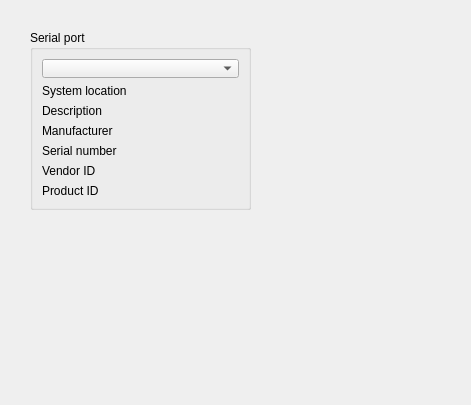
Qt form setupdialog.ui (WiseLord/ampcontrol) before a commit.
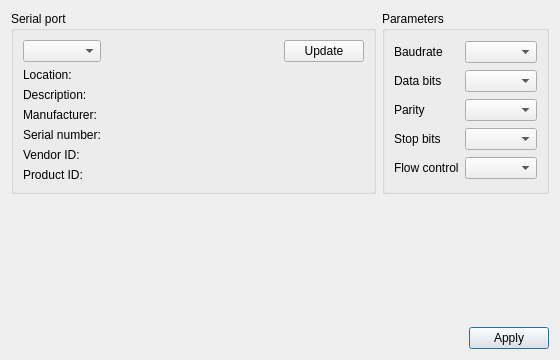
The same form after that commit.

Commit message: Setup port properties

What changed in the file:
```diff
--- a/setupdialog.ui
+++ b/setupdialog.ui
@@ -6,73 +6,231 @@
    <rect>
     <x>0</x>
     <y>0</y>
-    <width>471</width>
-    <height>405</height>
+    <width>560</width>
+    <height>360</height>
    </rect>
   </property>
   <property name="windowTitle">
    <string>Dialog</string>
   </property>
+  <layout class="QGridLayout" name="gridLayout" rowstretch="0,0,0,0" columnstretch="1,0">
+   <item row="3" column="0" colspan="2">
+    <layout class="QHBoxLayout" name="horizontalLayout">
+     <item>
+      <spacer name="horizontalSpacer">
+       <property name="orientation">
+        <enum>Qt::Horizontal</enum>
+       </property>
+       <property name="sizeHint" stdset="0">
+        <size>
+         <width>40</width>
+         <height>20</height>
+        </size>
+       </property>
+      </spacer>
+     </item>
+     <item>
+      <widget class="QPushButton" name="pbApply">
+       <property name="text">
+        <string>Apply</string>
+       </property>
+      </widget>
+     </item>
+    </layout>
+   </item>
+   <item row="2" column="0" colspan="2">
+    <spacer name="verticalSpacer">
+     <property name="orientation">
+      <enum>Qt::Vertical</enum>
+     </property>
+     <property name="sizeHint" stdset="0">
+      <size>
+       <width>20</width>
+       <height>40</height>
+      </size>
+     </property>
+    </spacer>
+   </item>
+   <item row="0" column="0">
   <widget class="QGroupBox" name="grbxSerialPort">
-   <property name="geometry">
-    <rect>
-     <x>30</x>
-     <y>30</y>
-     <width>221</width>
-     <height>180</height>
-    </rect>
-   </property>
    <property name="title">
     <string>Serial port</string>
    </property>
-   <layout class="QVBoxLayout" name="verticalLayout">
-    <item>
+     <layout class="QGridLayout" name="gridLayout_3" columnstretch="0,1">
+      <item row="1" column="0">
+       <widget class="QLabel" name="lblSystemLocationLabel">
+        <property name="text">
+         <string>Location:</string>
+        </property>
+       </widget>
+      </item>
+      <item row="6" column="1">
+       <widget class="QLabel" name="lblProductID">
+        <property name="text">
+         <string/>
+        </property>
+       </widget>
+      </item>
+      <item row="3" column="0">
+       <widget class="QLabel" name="lblManufacturerLabel">
+        <property name="text">
+         <string>Manufacturer:</string>
+        </property>
+       </widget>
+      </item>
+      <item row="4" column="0">
+       <widget class="QLabel" name="lblSerialNumberLabel">
+        <property name="text">
+         <string>Serial number:</string>
+        </property>
+       </widget>
+      </item>
+      <item row="5" column="1">
+       <widget class="QLabel" name="lblVendorID">
+        <property name="text">
+         <string/>
+        </property>
+       </widget>
+      </item>
+      <item row="4" column="1">
+       <widget class="QLabel" name="lblSerialNumber">
+        <property name="text">
+         <string/>
+        </property>
+       </widget>
+      </item>
+      <item row="0" column="0">
      <widget class="QComboBox" name="cmbxSerialPort"/>
     </item>
-    <item>
+      <item row="1" column="1">
      <widget class="QLabel" name="lblSystemLocation">
       <property name="text">
-       <string>System location</string>
+         <string/>
       </property>
      </widget>
     </item>
-    <item>
+      <item row="2" column="0">
+       <widget class="QLabel" name="lblDescriptionLabel">
+        <property name="text">
+         <string>Description:</string>
+        </property>
+       </widget>
+      </item>
+      <item row="2" column="1">
      <widget class="QLabel" name="lblDescription">
       <property name="text">
-       <string>Description</string>
+         <string/>
       </property>
      </widget>
     </item>
-    <item>
+      <item row="3" column="1">
      <widget class="QLabel" name="lblManufacturer">
       <property name="text">
-       <string>Manufacturer</string>
+         <string/>
       </property>
      </widget>
     </item>
-    <item>
-     <widget class="QLabel" name="lblSerialNumber">
+      <item row="5" column="0">
+       <widget class="QLabel" name="lblVendorIDLabel">
       <property name="text">
-       <string>Serial number</string>
+         <string>Vendor ID:</string>
       </property>
      </widget>
     </item>
-    <item>
-     <widget class="QLabel" name="lblVendorID">
+      <item row="6" column="0">
+       <widget class="QLabel" name="lblProductIDLabel">
       <property name="text">
-       <string>Vendor ID</string>
+         <string>Product ID:</string>
       </property>
      </widget>
     </item>
+      <item row="0" column="1">
+       <layout class="QHBoxLayout" name="horizontalLayout_2">
     <item>
-     <widget class="QLabel" name="lblProductID">
+         <spacer name="horizontalSpacer_2">
+          <property name="orientation">
+           <enum>Qt::Horizontal</enum>
+          </property>
+          <property name="sizeHint" stdset="0">
+           <size>
+            <width>40</width>
+            <height>20</height>
+           </size>
+          </property>
+         </spacer>
+        </item>
+        <item>
+         <widget class="QPushButton" name="pbUpdate">
       <property name="text">
-       <string>Product ID</string>
+           <string>Update</string>
       </property>
      </widget>
     </item>
    </layout>
-  </widget>
+      </item>
+     </layout>
+    </widget>
+   </item>
+   <item row="0" column="1">
+    <widget class="QGroupBox" name="grbxSerialParam">
+     <property name="title">
+      <string>Parameters</string>
+     </property>
+     <layout class="QGridLayout" name="gridLayout_2" columnstretch="0,1">
+      <item row="4" column="1">
+       <widget class="QComboBox" name="cmbxFlow"/>
+      </item>
+      <item row="1" column="1">
+       <widget class="QComboBox" name="cmbxDataBits"/>
+      </item>
+      <item row="2" column="1">
+       <widget class="QComboBox" name="cmbxParity"/>
+      </item>
+      <item row="0" column="1">
+       <widget class="QComboBox" name="cmbxBaudRate"/>
+      </item>
+      <item row="3" column="1">
+       <widget class="QComboBox" name="cmbxStopBits"/>
+      </item>
+      <item row="0" column="0">
+       <widget class="QLabel" name="lblBaudRate">
+        <property name="text">
+         <string>Baudrate</string>
+        </property>
+       </widget>
+      </item>
+      <item row="1" column="0">
+       <widget class="QLabel" name="lblDataBits">
+        <property name="text">
+         <string>Data bits</string>
+        </property>
+       </widget>
+      </item>
+      <item row="2" column="0">
+       <widget class="QLabel" name="lblParity">
+        <property name="text">
+         <string>Parity</string>
+        </property>
+       </widget>
+      </item>
+      <item row="3" column="0">
+       <widget class="QLabel" name="lblStopBits">
+        <property name="text">
+         <string>Stop bits</string>
+        </property>
+       </widget>
+      </item>
+      <item row="4" column="0">
+       <widget class="QLabel" name="lblFlow">
+        <property name="text">
+         <string>Flow control</string>
+        </property>
+       </widget>
+      </item>
+     </layout>
+    </widget>
+   </item>
+  </layout>
  </widget>
  <resources/>
  <connections/>
```
Lines whose indentation alone changed are shown as unchanged. The commit also changes 2 other files.
